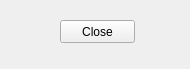
This is plotguimain.ui in d-wizard/plotter as Qt 5 draws it before an edit. The edited form follows.
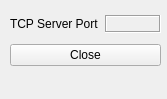
This is the edited form.

Commit message:
Display port number in plotguimain.
Original Commit Rev: 1101 | 2013-08-15 00:26:56 -0500 (Thu, 15 Aug 2013)

Patch:
```diff
--- a/plotguimain.ui
+++ b/plotguimain.ui
@@ -6,26 +6,68 @@
    <rect>
     <x>0</x>
     <y>0</y>
-    <width>190</width>
-    <height>69</height>
+    <width>167</width>
+    <height>99</height>
    </rect>
   </property>
+  <property name="sizePolicy">
+   <sizepolicy hsizetype="Fixed" vsizetype="Fixed">
+    <horstretch>0</horstretch>
+    <verstretch>0</verstretch>
+   </sizepolicy>
+  </property>
   <property name="windowTitle">
    <string>Plot GUI Main</string>
   </property>
   <widget class="QWidget" name="centralwidget">
-   <widget class="QPushButton" name="cmdClose">
+   <widget class="QWidget" name="verticalLayoutWidget">
     <property name="geometry">
      <rect>
-      <x>60</x>
-      <y>20</y>
-      <width>75</width>
-      <height>23</height>
+      <x>10</x>
+      <y>10</y>
+      <width>151</width>
+      <height>61</height>
      </rect>
     </property>
-    <property name="text">
-     <string>Close</string>
-    </property>
+    <layout class="QVBoxLayout" name="verticalLayout">
+     <item>
+      <layout class="QHBoxLayout" name="horizontalLayout">
+       <item>
+        <widget class="QLabel" name="lblPortLable">
+         <property name="text">
+          <string>TCP Server Port</string>
+         </property>
+        </widget>
+       </item>
+       <item>
+        <widget class="QLabel" name="lblPort">
+         <property name="sizePolicy">
+          <sizepolicy hsizetype="Preferred" vsizetype="Maximum">
+           <horstretch>0</horstretch>
+           <verstretch>0</verstretch>
+          </sizepolicy>
+         </property>
+         <property name="frameShape">
+          <enum>QFrame::Box</enum>
+         </property>
+         <property name="frameShadow">
+          <enum>QFrame::Sunken</enum>
+         </property>
+         <property name="text">
+          <string/>
+         </property>
+        </widget>
+       </item>
+      </layout>
+     </item>
+     <item>
+      <widget class="QPushButton" name="cmdClose">
+       <property name="text">
+        <string>Close</string>
+       </property>
+      </widget>
+     </item>
+    </layout>
    </widget>
   </widget>
   <widget class="QMenuBar" name="menubar">
```
Left out of the diff: 2 changed lines with no effect on the pictures. The commit also changes 1 other file.
